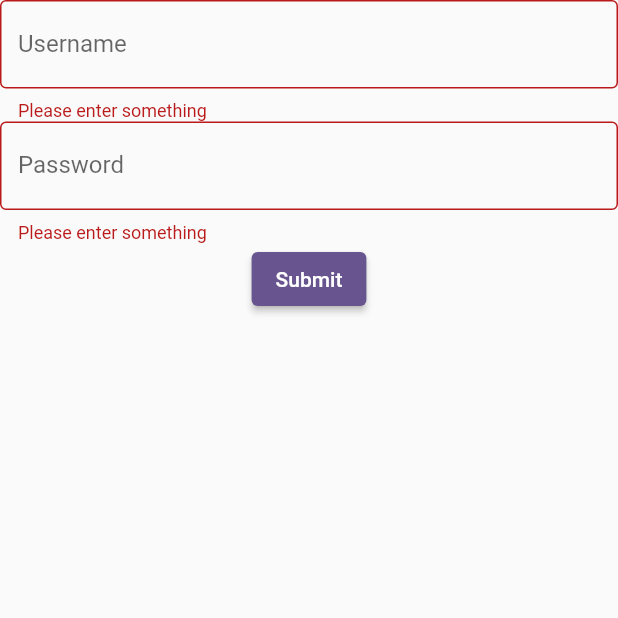
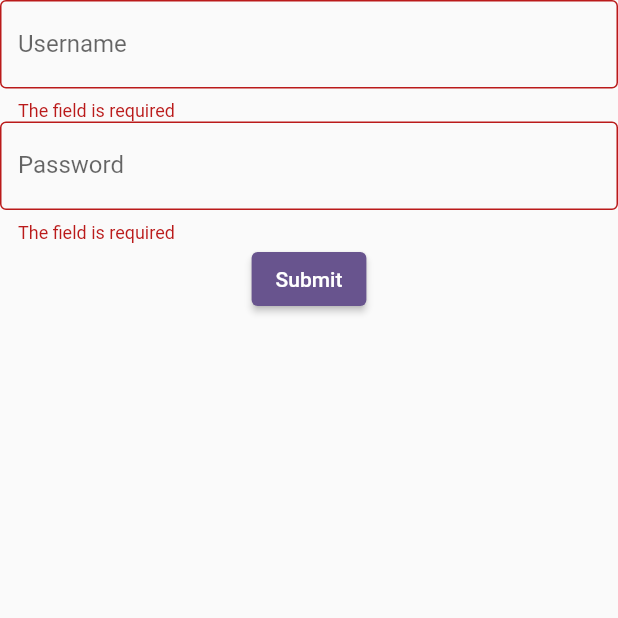
Before and after one commit to J0nasP/psychic-disco, a Flutter app: the screen it shows after launch, after a tap on "Submit", on a phone screen of 412 x 824 dp, the top half of it. Run offline on Flutter 3.47's test engine with Material 2 defaults, Android fonts, the phone set to English and light mode, and no system bars; our stand-ins replace form_validator.

Commit message:
added validation module to login form

```diff
--- a/visible_history_app/lib/login_form.dart
+++ b/visible_history_app/lib/login_form.dart
@@ -1,4 +1,5 @@
 import 'package:flutter/material.dart';
+import 'package:form_validator/form_validator.dart';
 
 class MyCustomForm extends StatefulWidget {
   const MyCustomForm({super.key});
@@ -12,6 +13,8 @@ class MyCustomForm extends StatefulWidget {
 class MyCustomFormState extends State<MyCustomForm> {
   final _formKey = GlobalKey<FormState>();
 
+  final usernameValidation = ValidationBuilder().email().maxLength(10).build();
+  final passwordValidation = ValidationBuilder().minLength(4).build();
   @override
   Widget build(BuildContext context) {
     return Scaffold(
@@ -25,24 +28,14 @@ class MyCustomFormState extends State<MyCustomForm> {
                 border: OutlineInputBorder(),
                 labelText: 'Username',
               ),
-              validator: (value) {
-                if (value == null || value.isEmpty) {
-                  return 'Please enter something';
-                }
-                return null;
-              },
+              validator: usernameValidation,
             ),
             TextFormField(
               decoration: const InputDecoration(
                 border: OutlineInputBorder(),
                 labelText: 'Password',
               ),
-              validator: (value) {
-                if (value == null || value.isEmpty) {
-                  return 'Please enter something';
-                }
-                return null;
-              },
+              validator: passwordValidation,
             ),
             ElevatedButton(
                 onPressed: () {
```
Also changed, not shown: visible_history_app/pubspec.yaml (+1 -44 lines), visible_history_app/pubspec.lock.
